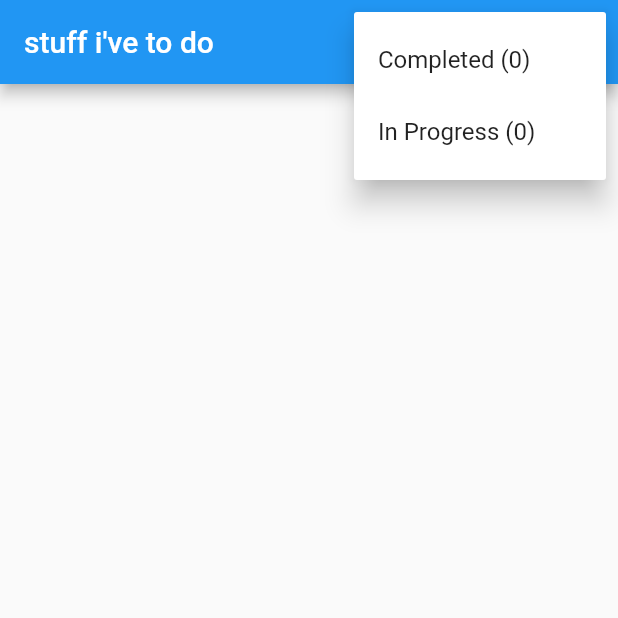
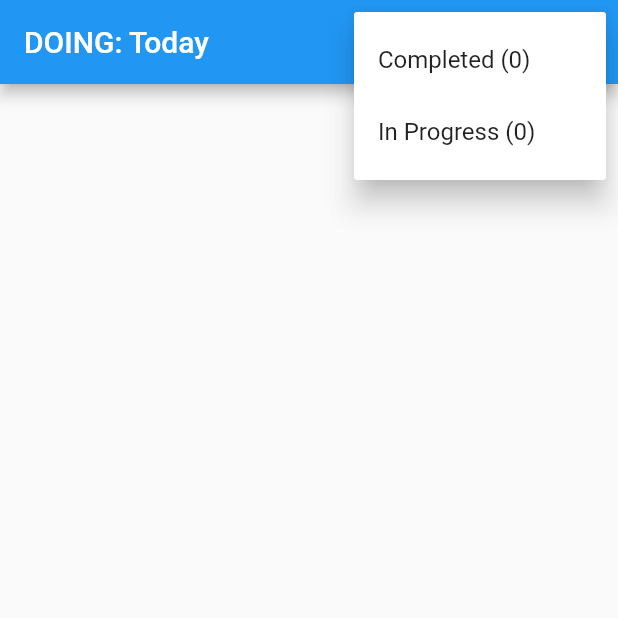
Before and after one commit to thmsdnnr/much-todo-about-null, a Flutter app: the screen it shows after launch, after a tap on the "more vert" icon, on a phone screen of 412 x 824 dp, the top half of it. Run offline on Flutter 3.47's test engine with Material 2 defaults, Android fonts, the phone set to English and light mode, and no system bars; our stand-ins replace cloud_firestore; accounts and stored records are empty.

Commit message:
day week pastdue filtering

```diff
--- a/lib/main.dart
+++ b/lib/main.dart
@@ -151,8 +151,7 @@ class _MyHomePageState extends State<MyHomePage> {
   var _completed;
   var _total;
   var _ongoing;
-  var _filterByTime = false;
-  var _timeFilterDuration;
+  var _timeFilterDuration = "Today";
 
   final String _menuValue1 = 'Completed';
   final String _menuValue2 = 'Ongoing';
@@ -160,6 +159,18 @@ class _MyHomePageState extends State<MyHomePage> {
   final String _duration1 = 'Today';
   final String _duration2 = 'This Week';
   final String _duration3 = 'Past Due';
+
+  static Query baseQuery = Firestore.instance
+    .collection('todos')
+    .orderBy("due", descending: false);
+
+  Map<String, Query> _durationToQuery = {
+    "Today": baseQuery.where("due", isGreaterThanOrEqualTo: DateTime.now())
+      .where("due", isLessThanOrEqualTo: DateTime.now().add(Duration(days: 1))),
+    "This Week": baseQuery.where("due", isGreaterThanOrEqualTo: DateTime.now())
+      .where("due", isLessThanOrEqualTo: DateTime.now().add(Duration(days: 7))),
+    "Past Due": baseQuery.where("due", isLessThanOrEqualTo: DateTime.now()),
+  };
 
   void showMenuSelection(String value) {
     if (<String>[_menuValue1, _menuValue2].contains(value)) if (value ==
@@ -172,10 +183,8 @@ class _MyHomePageState extends State<MyHomePage> {
         _showCompleted = false;
       });
     }
-    if (<String>[_duration1, _duration2, _duration3].contains(value)) if (value ==
-    "Today") {
+    if (<String>[_duration1, _duration2, _duration3].contains(value)) {
       setState(() {
-        _filterByTime = true;
         _timeFilterDuration = value;
       });
     }
@@ -194,23 +203,27 @@ class _MyHomePageState extends State<MyHomePage> {
     final weeks =
         difference.inDays.abs() > 7 ? (difference.inDays.abs() / 7).floor() : 0;
     final weekString =
-        weeks == 0 ? "" : weeks > 1 ? "$weeks weeks" : "$weeks week";
+        weeks == 0 ? "" : weeks > 1 ? "$weeks weeks" : weeks > 0 ? "$weeks week" : "";
     final hours =
         difference.inHours.abs() < 24 ? difference.inHours.abs().floor() : 0;
     final hoursString =
-        hours == 0 ? "" : hours > 1 ? "$hours hours" : "$hours hour";
+        hours == 0 ? "" : hours > 1 ? "$hours hours" : hours > 0 ? "$hours hour" : "";
+    final minutes =
+        difference.inSeconds.abs() < 3600 ? (difference.inSeconds.abs()/60).floor() : 0;
+    final minutesString =
+        hours !=0 && hours > 1 ? "" : minutes > 1 ? "$minutes minutes" : minutes > 0 ? "$minutes minute" : "";
     final days =
         difference.inDays.abs() < 7 ? difference.inDays.abs().floor() : 0;
-    final dayString = days == 0 ? "" : days > 1 ? "$days days" : "$days day";
+    final dayString = days == 0 ? "" : days > 1 ? "$days days" : days > 0 ? "$days day" : "";
 
-    return "$weekString$dayString$hoursString $suffix";
+    return "$weekString$dayString$hoursString$minutesString $suffix";
   }
 
   @override
   Widget build(BuildContext context) {
     // TODO: add button to sort asc/desc
     // TODO: add button to filter ()
-    var _title = _showCompleted ? "stuff i've done" : "stuff i've to do";
+    var _title = _showCompleted ? "DONE: $_timeFilterDuration" : "DOING: $_timeFilterDuration";
     return new Scaffold(
       appBar: new AppBar(title: new Text(_title), actions: <Widget>[
         PopupMenuButton<String>(
@@ -219,13 +232,13 @@ class _MyHomePageState extends State<MyHomePage> {
           itemBuilder: (BuildContext context) => <PopupMenuItem<String>>[
                 PopupMenuItem<String>(
                     value: _duration1,
-                    child: Text('Today ($_completed)')),
+                    child: Text('Today')),
                 PopupMenuItem<String>(
                     value: _duration2,
-                    child: Text('This Week ($_ongoing)')),
+                    child: Text('This Week')),
                 PopupMenuItem<String>(
                     value: _duration3,
-                    child: Text('Past due ($_ongoing)')),
+                    child: Text('Past Due')),
               ],
         ),
         PopupMenuButton<String>(
@@ -251,15 +264,10 @@ class _MyHomePageState extends State<MyHomePage> {
   }
 
   grabTodos() {
-    return Firestore.instance
-        .collection('todos')
-        .orderBy("due", descending: false)
-        .snapshots();
+    return _durationToQuery[_timeFilterDuration].snapshots();
   }
 
   buildTodoList(stream) {
-    // TODO: toggle dividers for rows
-    // TODO: day view
     return new Center(
         child: GestureDetector(
             child: new StreamBuilder<QuerySnapshot>(
@@ -290,7 +298,6 @@ class _MyHomePageState extends State<MyHomePage> {
     // TODO: make build Todo Row have ability to show child items
     // TODO: chips
     // TODO: progress bar
-    // TODO: make ListTile subtitle date formatted better
     // TODO: conditional / color formatting
     final ThemeData theme = Theme.of(context);
     return new Builder(builder: (BuildContext context) {
```
Also changed, not shown: lib/task.dart (deleted), 1 other file.
